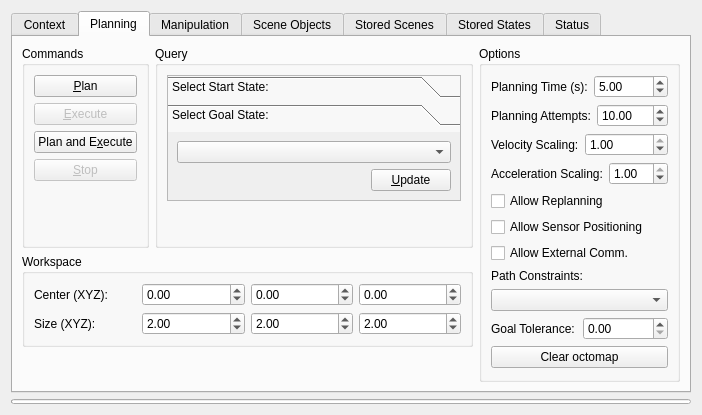
moveit/moveit_ros, file visualization/motion_planning_rviz_plugin/src/ui/motion_planning_rviz_plugin_frame.ui: the form before one commit.
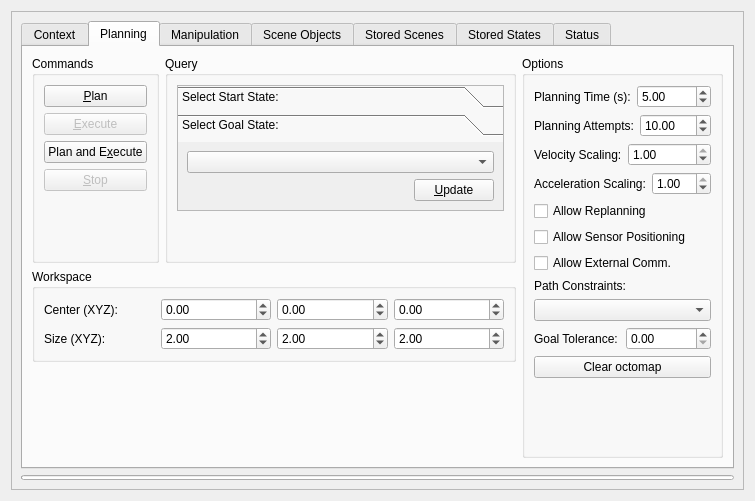
The form after the commit.

Commit message: Moved motion_planning_rviz_plugin_frame into scrollarea

What changed in the file:
```diff
--- a/visualization/motion_planning_rviz_plugin/src/ui/motion_planning_rviz_plugin_frame.ui
+++ b/visualization/motion_planning_rviz_plugin/src/ui/motion_planning_rviz_plugin_frame.ui
@@ -6,13 +6,30 @@
    <rect>
     <x>0</x>
     <y>0</y>
-    <width>702</width>
-    <height>413</height>
+    <width>755</width>
+    <height>501</height>
    </rect>
   </property>
   <property name="windowTitle">
    <string>MoveIt! Planning Frame</string>
   </property>
+  <layout class="QVBoxLayout" name="verticalLayout_14">
+   <item>
+    <widget class="QScrollArea" name="scrollArea">
+     <property name="widgetResizable">
+      <bool>true</bool>
+     </property>
+     <widget class="QWidget" name="scrollAreaWidgetContents">
+      <property name="geometry">
+       <rect>
+        <x>0</x>
+        <y>0</y>
+        <width>735</width>
+        <height>481</height>
+       </rect>
+      </property>
+      <layout class="QVBoxLayout" name="verticalLayout_13">
+       <item>
   <layout class="QVBoxLayout" name="verticalLayout_5">
    <item>
     <widget class="QTabWidget" name="tabWidget">
@@ -370,8 +387,8 @@
                   <rect>
                    <x>0</x>
                    <y>0</y>
-                   <width>205</width>
-                   <height>78</height>
+                         <width>209</width>
+                         <height>80</height>
                   </rect>
                  </property>
                  <attribute name="label">
@@ -619,10 +636,10 @@
                </sizepolicy>
               </property>
               <property name="maximum">
-               <number>1000</number>
+                     <double>1000.000000000000000</double>
               </property>
               <property name="value">
-               <number>10</number>
+                     <double>10.000000000000000</double>
               </property>
              </widget>
             </item>
@@ -1594,6 +1611,16 @@
      <property name="format">
       <string/>
      </property>
+          </widget>
+         </item>
+        </layout>
+       </item>
+      </layout>
+      <zorder>background_job_progress</zorder>
+      <zorder>tabWidget</zorder>
+      <zorder></zorder>
+      <zorder></zorder>
+     </widget>
     </widget>
    </item>
   </layout>
```
Left out of the diff: 4 changed lines with no effect on the pictures. Lines whose indentation alone changed are shown as unchanged.
